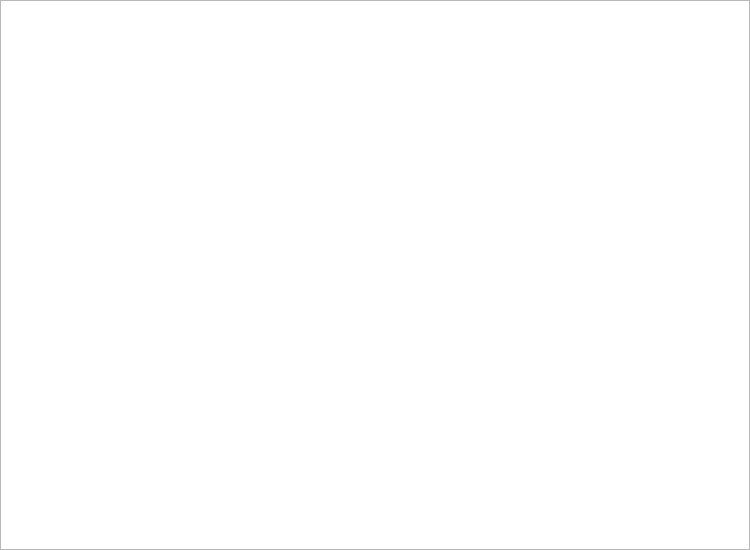
Qt form resource/action_tool.ui (hulasjak/action_tool) before a commit.
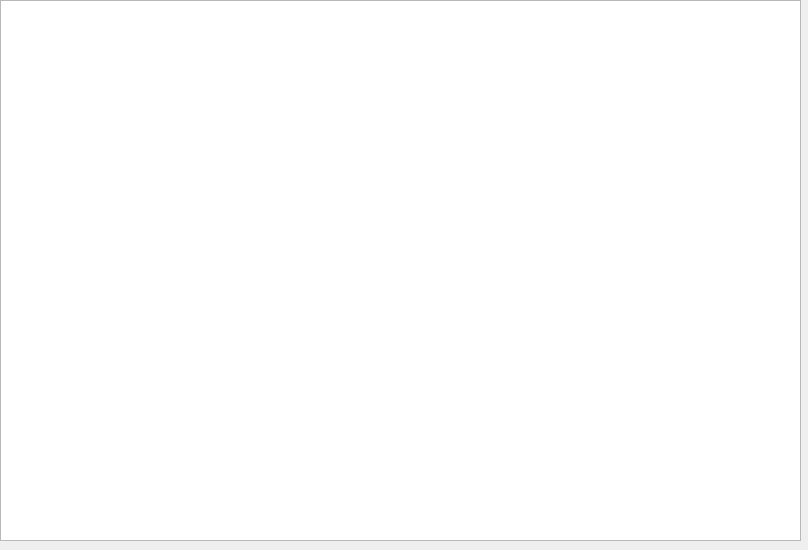
The same form after that commit.

Diff of the .ui file:
```diff
--- a/resource/action_tool.ui
+++ b/resource/action_tool.ui
@@ -6,20 +6,20 @@
    <rect>
     <x>0</x>
     <y>0</y>
-    <width>750</width>
+    <width>808</width>
     <height>550</height>
    </rect>
   </property>
   <property name="windowTitle">
    <string>Form</string>
   </property>
-  <widget class="QTableView" name="tableView">
+  <widget class="QTableWidget" name="table">
    <property name="geometry">
     <rect>
      <x>0</x>
      <y>0</y>
-     <width>750</width>
-     <height>550</height>
+     <width>801</width>
+     <height>541</height>
     </rect>
    </property>
   </widget>
```
